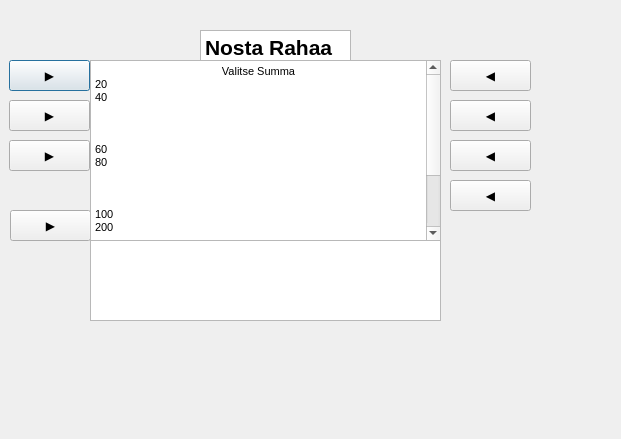
Qt form bankautomat/nostarahaa.ui (tvt21kmo-bank-project/group_6) before a commit.
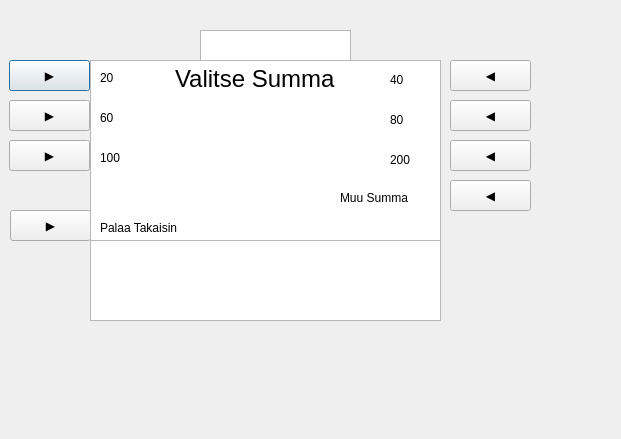
The same form after that commit.

```diff
--- a/bankautomat/nostarahaa.ui
+++ b/bankautomat/nostarahaa.ui
@@ -131,7 +131,7 @@
 &lt;html&gt;&lt;head&gt;&lt;meta name=&quot;qrichtext&quot; content=&quot;1&quot; /&gt;&lt;meta charset=&quot;utf-8&quot; /&gt;&lt;style type=&quot;text/css&quot;&gt;
 p, li { white-space: pre-wrap; }
 &lt;/style&gt;&lt;/head&gt;&lt;body style=&quot; font-family:'.AppleSystemUIFont'; font-size:13pt; font-weight:400; font-style:normal;&quot;&gt;
-&lt;p style=&quot; margin-top:0px; margin-bottom:0px; margin-left:0px; margin-right:0px; -qt-block-indent:0; text-indent:0px;&quot;&gt;&lt;span style=&quot; font-family:'MS Shell Dlg 2'; font-size:16pt; font-weight:600;&quot;&gt;Nosta Rahaa&lt;/span&gt;&lt;/p&gt;&lt;/body&gt;&lt;/html&gt;</string>
+&lt;p style=&quot;-qt-paragraph-type:empty; margin-top:0px; margin-bottom:0px; margin-left:0px; margin-right:0px; -qt-block-indent:0; text-indent:0px;&quot;&gt;&lt;br /&gt;&lt;/p&gt;&lt;/body&gt;&lt;/html&gt;</string>
    </property>
   </widget>
   <widget class="QTextBrowser" name="textBrowser_2">
@@ -148,22 +148,8 @@
 &lt;html&gt;&lt;head&gt;&lt;meta name=&quot;qrichtext&quot; content=&quot;1&quot; /&gt;&lt;meta charset=&quot;utf-8&quot; /&gt;&lt;style type=&quot;text/css&quot;&gt;
 p, li { white-space: pre-wrap; }
 &lt;/style&gt;&lt;/head&gt;&lt;body style=&quot; font-family:'.AppleSystemUIFont'; font-size:13pt; font-weight:400; font-style:normal;&quot;&gt;
-&lt;p align=&quot;center&quot; style=&quot; margin-top:0px; margin-bottom:0px; margin-left:0px; margin-right:0px; -qt-block-indent:0; text-indent:0px;&quot;&gt;&lt;span style=&quot; font-family:'MS Shell Dlg 2'; font-size:8.25pt;&quot;&gt;Valitse Summa&lt;/span&gt;&lt;/p&gt;
-&lt;p style=&quot; margin-top:0px; margin-bottom:0px; margin-left:0px; margin-right:0px; -qt-block-indent:0; text-indent:0px;&quot;&gt;&lt;span style=&quot; font-family:'MS Shell Dlg 2'; font-size:8.25pt;&quot;&gt;20				40&lt;/span&gt;&lt;/p&gt;
-&lt;p style=&quot;-qt-paragraph-type:empty; margin-top:0px; margin-bottom:0px; margin-left:0px; margin-right:0px; -qt-block-indent:0; text-indent:0px; font-family:'MS Shell Dlg 2'; font-size:8.25pt;&quot;&gt;&lt;br /&gt;&lt;/p&gt;
-&lt;p style=&quot;-qt-paragraph-type:empty; margin-top:0px; margin-bottom:0px; margin-left:0px; margin-right:0px; -qt-block-indent:0; text-indent:0px; font-family:'MS Shell Dlg 2'; font-size:8.25pt;&quot;&gt;&lt;br /&gt;&lt;/p&gt;
-&lt;p style=&quot;-qt-paragraph-type:empty; margin-top:0px; margin-bottom:0px; margin-left:0px; margin-right:0px; -qt-block-indent:0; text-indent:0px; font-family:'MS Shell Dlg 2'; font-size:8.25pt;&quot;&gt;&lt;br /&gt;&lt;/p&gt;
-&lt;p style=&quot; margin-top:0px; margin-bottom:0px; margin-left:0px; margin-right:0px; -qt-block-indent:0; text-indent:0px;&quot;&gt;&lt;span style=&quot; font-family:'MS Shell Dlg 2'; font-size:8.25pt;&quot;&gt;60				80&lt;/span&gt;&lt;/p&gt;
-&lt;p style=&quot;-qt-paragraph-type:empty; margin-top:0px; margin-bottom:0px; margin-left:0px; margin-right:0px; -qt-block-indent:0; text-indent:0px; font-family:'MS Shell Dlg 2'; font-size:8.25pt;&quot;&gt;&lt;br /&gt;&lt;/p&gt;
-&lt;p style=&quot;-qt-paragraph-type:empty; margin-top:0px; margin-bottom:0px; margin-left:0px; margin-right:0px; -qt-block-indent:0; text-indent:0px; font-family:'MS Shell Dlg 2'; font-size:8.25pt;&quot;&gt;&lt;br /&gt;&lt;/p&gt;
-&lt;p style=&quot;-qt-paragraph-type:empty; margin-top:0px; margin-bottom:0px; margin-left:0px; margin-right:0px; -qt-block-indent:0; text-indent:0px; font-family:'MS Shell Dlg 2'; font-size:8.25pt;&quot;&gt;&lt;br /&gt;&lt;/p&gt;
-&lt;p style=&quot; margin-top:0px; margin-bottom:0px; margin-left:0px; margin-right:0px; -qt-block-indent:0; text-indent:0px;&quot;&gt;&lt;span style=&quot; font-family:'MS Shell Dlg 2'; font-size:8.25pt;&quot;&gt;100			                            200&lt;/span&gt;&lt;/p&gt;
-&lt;p style=&quot;-qt-paragraph-type:empty; margin-top:0px; margin-bottom:0px; margin-left:0px; margin-right:0px; -qt-block-indent:0; text-indent:0px; font-family:'MS Shell Dlg 2'; font-size:8.25pt;&quot;&gt;&lt;br /&gt;&lt;/p&gt;
-&lt;p style=&quot;-qt-paragraph-type:empty; margin-top:0px; margin-bottom:0px; margin-left:0px; margin-right:0px; -qt-block-indent:0; text-indent:0px; font-family:'MS Shell Dlg 2'; font-size:8.25pt;&quot;&gt;&lt;br /&gt;&lt;/p&gt;
-&lt;p style=&quot;-qt-paragraph-type:empty; margin-top:0px; margin-bottom:0px; margin-left:0px; margin-right:0px; -qt-block-indent:0; text-indent:0px; font-family:'MS Shell Dlg 2'; font-size:8.25pt;&quot;&gt;&lt;br /&gt;&lt;/p&gt;
-&lt;p style=&quot; margin-top:0px; margin-bottom:0px; margin-left:0px; margin-right:0px; -qt-block-indent:0; text-indent:0px;&quot;&gt;&lt;span style=&quot; font-family:'MS Shell Dlg 2'; font-size:8.25pt;&quot;&gt;			               Muu Summa&lt;/span&gt;&lt;/p&gt;
-&lt;p style=&quot;-qt-paragraph-type:empty; margin-top:0px; margin-bottom:0px; margin-left:0px; margin-right:0px; -qt-block-indent:0; text-indent:0px; font-family:'MS Shell Dlg 2'; font-size:8.25pt;&quot;&gt;&lt;br /&gt;&lt;/p&gt;
-&lt;p style=&quot; margin-top:0px; margin-bottom:0px; margin-left:0px; margin-right:0px; -qt-block-indent:0; text-indent:0px;&quot;&gt;&lt;span style=&quot; font-family:'MS Shell Dlg 2'; font-size:8.25pt;&quot;&gt;Palaa Takaisin 			           &lt;/span&gt;&lt;/p&gt;&lt;/body&gt;&lt;/html&gt;</string>
+&lt;p style=&quot; margin-top:0px; margin-bottom:0px; margin-left:0px; margin-right:0px; -qt-block-indent:0; text-indent:0px;&quot;&gt;&lt;span style=&quot; font-family:'MS Shell Dlg 2'; font-size:8.25pt;&quot;&gt;	&lt;/span&gt;&lt;span style=&quot; font-family:'MS Shell Dlg 2'; font-size:18pt;&quot;&gt;Valitse Summa&lt;/span&gt;&lt;/p&gt;
+&lt;p style=&quot;-qt-paragraph-type:empty; margin-top:0px; margin-bottom:0px; margin-left:0px; margin-right:0px; -qt-block-indent:0; text-indent:0px;&quot;&gt;&lt;br /&gt;&lt;/p&gt;&lt;/body&gt;&lt;/html&gt;</string>
    </property>
   </widget>
   <widget class="QTextBrowser" name="textBrowser_Infokentta">
@@ -176,6 +162,123 @@
     </rect>
    </property>
   </widget>
+  <widget class="QLabel" name="label">
+   <property name="geometry">
+    <rect>
+     <x>100</x>
+     <y>70</y>
+     <width>58</width>
+     <height>16</height>
+    </rect>
+   </property>
+   <property name="text">
+    <string>20</string>
+   </property>
+  </widget>
+  <widget class="QLabel" name="label_laurantesti">
+   <property name="geometry">
+    <rect>
+     <x>490</x>
+     <y>260</y>
+     <width>58</width>
+     <height>16</height>
+    </rect>
+   </property>
+   <property name="text">
+    <string/>
+   </property>
+  </widget>
+  <widget class="QLabel" name="label_2">
+   <property name="geometry">
+    <rect>
+     <x>390</x>
+     <y>70</y>
+     <width>31</width>
+     <height>20</height>
+    </rect>
+   </property>
+   <property name="text">
+    <string>40</string>
+   </property>
+  </widget>
+  <widget class="QLabel" name="label_3">
+   <property name="geometry">
+    <rect>
+     <x>390</x>
+     <y>110</y>
+     <width>31</width>
+     <height>20</height>
+    </rect>
+   </property>
+   <property name="text">
+    <string>80</string>
+   </property>
+  </widget>
+  <widget class="QLabel" name="label_4">
+   <property name="geometry">
+    <rect>
+     <x>390</x>
+     <y>150</y>
+     <width>31</width>
+     <height>20</height>
+    </rect>
+   </property>
+   <property name="text">
+    <string>200</string>
+   </property>
+  </widget>
+  <widget class="QLabel" name="label_5">
+   <property name="geometry">
+    <rect>
+     <x>340</x>
+     <y>190</y>
+     <width>81</width>
+     <height>16</height>
+    </rect>
+   </property>
+   <property name="text">
+    <string>Muu Summa</string>
+   </property>
+  </widget>
+  <widget class="QLabel" name="label_6">
+   <property name="geometry">
+    <rect>
+     <x>100</x>
+     <y>110</y>
+     <width>58</width>
+     <height>16</height>
+    </rect>
+   </property>
+   <property name="text">
+    <string>60</string>
+   </property>
+  </widget>
+  <widget class="QLabel" name="label_7">
+   <property name="geometry">
+    <rect>
+     <x>100</x>
+     <y>150</y>
+     <width>58</width>
+     <height>16</height>
+    </rect>
+   </property>
+   <property name="text">
+    <string>100</string>
+   </property>
+  </widget>
+  <widget class="QLabel" name="label_8">
+   <property name="geometry">
+    <rect>
+     <x>100</x>
+     <y>220</y>
+     <width>101</width>
+     <height>16</height>
+    </rect>
+   </property>
+   <property name="text">
+    <string>Palaa Takaisin </string>
+   </property>
+  </widget>
  </widget>
  <resources/>
  <connections/>
```
